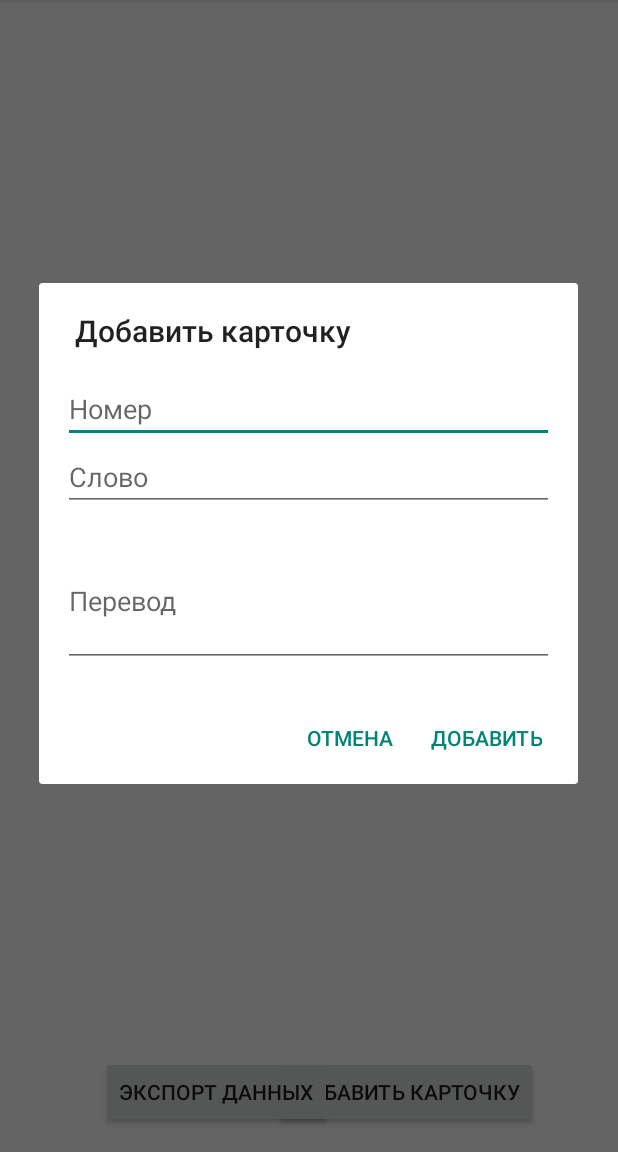
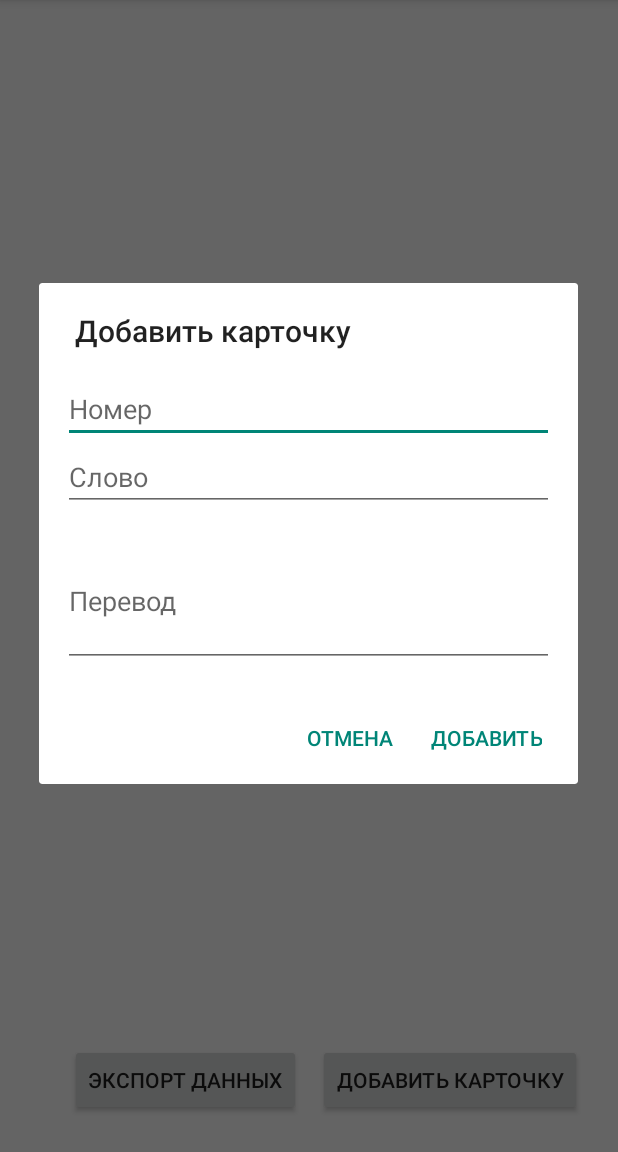
Before and after one commit to Densi88/SmartCards, an Android app built with Jetpack Compose: the CardsActivity screen opened directly, with no data from a screen before it, after a tap on "ДОБАВИТЬ КАРТОЧКУ", on a phone screen of 412 x 824 dp, the part 84-1236 px from its top. Run offline under Robolectric (Android 15) with nearby library versions, the phone set to English and light mode, and no system bars; libraries missing offline, so code that uses them is left out: org.apache.poi.

Commit message:
resolve save pdf and csv problem

```diff
--- a/app/src/main/java/com/example/smart_cards/CardsActivity.kt
+++ b/app/src/main/java/com/example/smart_cards/CardsActivity.kt
@@ -42,7 +42,7 @@ class CardsActivity : AppCompatActivity() {
 
     override fun onCreate(savedInstanceState: Bundle?) {
         super.onCreate(savedInstanceState)
-        setContentView(R.layout.cards_activity_layout) // Убедись что layout называется activity_cards.xml
+        setContentView(R.layout.cards_activity_layout)
 
         initViews()
         setupRecyclerView()
@@ -75,8 +75,8 @@ class CardsActivity : AppCompatActivity() {
             showAddDialog()
         }
         exportButton.setOnClickListener {
+            exportStatisticsCSV()
             exportPDF();
-            exportStatisticsCSV()
             exportStatisticsXLS()
         }
     }
@@ -204,7 +204,7 @@ class CardsActivity : AppCompatActivity() {
         document.finishPage(page)
 
         val file = File(
-            getExternalFilesDir(null),
+            Environment.getExternalStoragePublicDirectory(Environment.DIRECTORY_DOWNLOADS),
             "my_vocabulary.pdf"
         )
 
@@ -261,6 +261,10 @@ class CardsActivity : AppCompatActivity() {
             val percentage = (progress.correctCount.toDouble() / (progress.correctCount + progress.wrongCount)) * 100
             csv.append("${progress.word};${progress.translation};${progress.correctCount};${progress.wrongCount};${"%.1f".format(percentage)}%;${progress.lastPracticed}\n")
         }
+
+        file.writeText(csv.toString())
+
+        Toast.makeText(this, "CSV сохранен!", Toast.LENGTH_LONG).show()
         return file
     }
     private fun exportStatisticsXLS():File{
--- a/app/src/main/res/layout/cards_activity_layout.xml
+++ b/app/src/main/res/layout/cards_activity_layout.xml
@@ -3,7 +3,10 @@
     xmlns:app="http://schemas.android.com/apk/res-auto"
     xmlns:tools="http://schemas.android.com/tools"
     android:layout_width="match_parent"
-    android:layout_height="match_parent">
+    android:layout_height="match_parent"
+    android:paddingTop="?attr/actionBarSize"
+
+    >
 
     <androidx.recyclerview.widget.RecyclerView
         android:id="@+id/recyclerView"
@@ -16,17 +19,20 @@
         app:layout_constraintBottom_toTopOf="@+id/Button"
         app:layout_constraintEnd_toEndOf="parent"
         app:layout_constraintStart_toStartOf="parent"
-        app:layout_constraintTop_toTopOf="parent" />
+        app:layout_constraintTop_toTopOf="parent"
+        android:paddingTop="?attr/actionBarSize"
+        />
 
     <Button
         android:id="@+id/Button"
         android:layout_width="wrap_content"
         android:layout_height="wrap_content"
-        android:layout_marginBottom="16dp"
+        android:layout_marginStart="75dp"
+        android:layout_marginBottom="24dp"
         android:text="Добавить"
         app:layout_constraintBottom_toBottomOf="parent"
         app:layout_constraintEnd_toEndOf="parent"
-        app:layout_constraintHorizontal_bias="0.773"
+        app:layout_constraintHorizontal_bias="0.85"
         app:layout_constraintStart_toStartOf="parent" />
 
     <Button
@@ -34,9 +40,13 @@
         android:layout_width="wrap_content"
         android:layout_height="wrap_content"
         android:layout_marginStart="67dp"
-        android:layout_marginBottom="16dp"
+        android:layout_marginTop="8dp"
+        android:layout_marginEnd="32dp"
+        android:layout_marginBottom="24dp"
         android:text="Экспорт данных"
         app:layout_constraintBottom_toBottomOf="parent"
-        app:layout_constraintStart_toStartOf="parent" />
+        app:layout_constraintEnd_toStartOf="@+id/Button"
+        app:layout_constraintStart_toStartOf="parent"
+        app:layout_constraintTop_toBottomOf="@+id/recyclerView" />
 
 </androidx.constraintlayout.widget.ConstraintLayout>
```
Also changed, not shown: app/src/main/res/layout/item_card.xml (+0 -9 lines).
